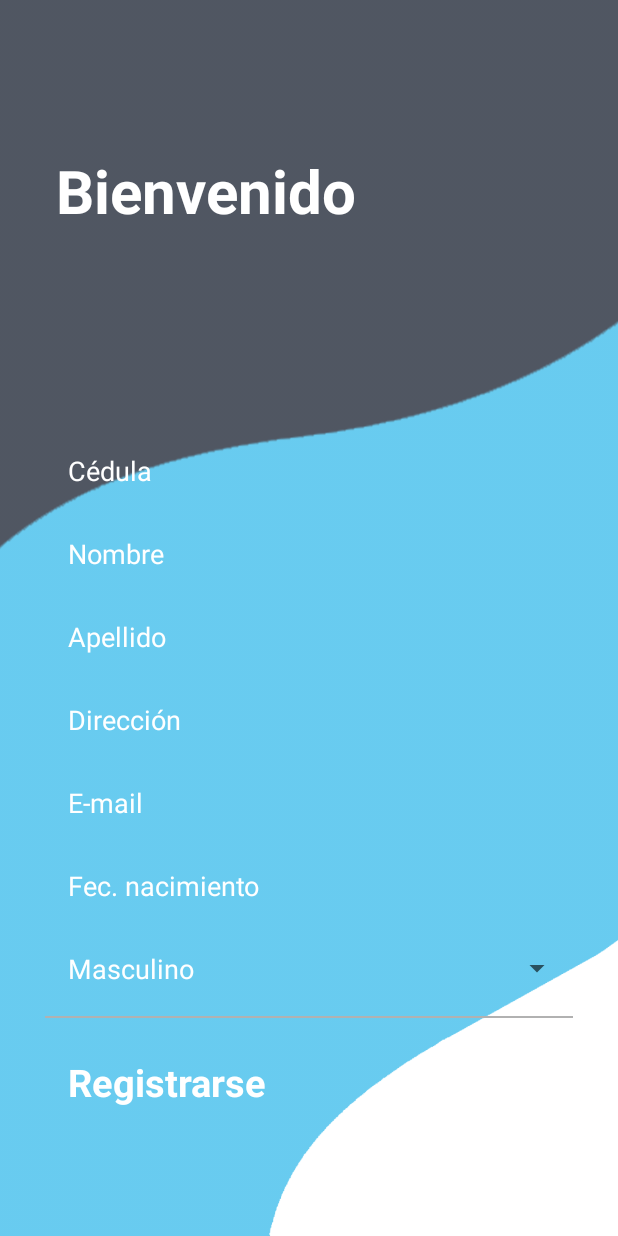
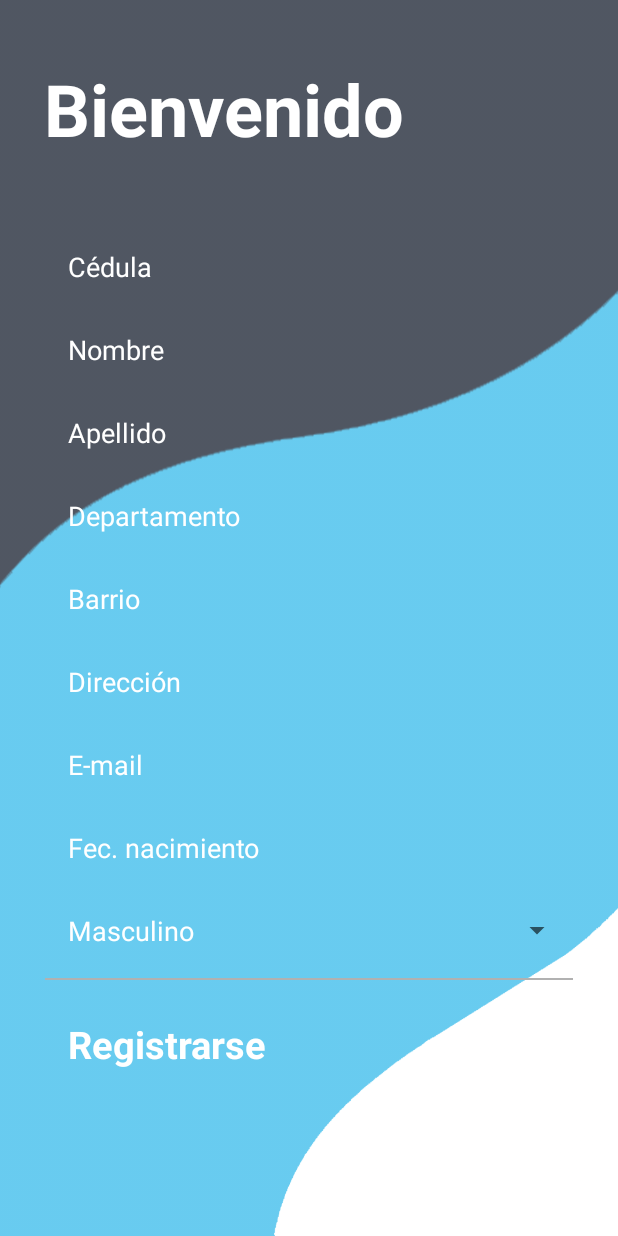
Before and after one commit to Valentin-VP/Vacunas.uy-Android, an Android app: the Register screen opened directly, with no data from a screen before it, on a phone screen of 412 x 824 dp. Run offline under Robolectric (Android 15) with nearby library versions, the phone set to English and light mode, and no system bars; Roboto replaces fonts that are not available here.

Commit message:
registrar funcionando

```diff
--- a/app/src/main/java/com/example/vacunasuy/MainActivity.java
+++ b/app/src/main/java/com/example/vacunasuy/MainActivity.java
@@ -29,6 +29,7 @@ public class MainActivity extends AppCompatActivity {
             public void onClick(View v){
                 Intent browserIntent = new Intent(Intent.ACTION_VIEW, Uri.parse("http://10.0.2.2:8080/grupo15-services/login?tipoUsuario=ciudadano"));
                 startActivity(browserIntent);
+                finish();
                 System.out.println("funciona");
             }
         });
--- a/app/src/main/res/layout/activity_register.xml
+++ b/app/src/main/res/layout/activity_register.xml
@@ -1,37 +1,42 @@
 <?xml version="1.0" encoding="utf-8"?>
-<androidx.constraintlayout.widget.ConstraintLayout xmlns:android="http://schemas.android.com/apk/res/android"
+<ScrollView xmlns:android="http://schemas.android.com/apk/res/android"
     xmlns:app="http://schemas.android.com/apk/res-auto"
     xmlns:tools="http://schemas.android.com/tools"
     android:layout_width="match_parent"
     android:layout_height="match_parent"
+    android:background="@drawable/background"
     tools:context=".Register">
 
-    <androidx.appcompat.widget.AppCompatImageView
+    <androidx.constraintlayout.widget.ConstraintLayout
         android:layout_width="match_parent"
-        android:layout_height="match_parent"
-        android:src="@drawable/background"
-        android:scaleType="centerCrop"/>
+        android:layout_height="match_parent">
 
         <TextView
+            android:id="@+id/textView3"
             android:layout_width="wrap_content"
             android:layout_height="wrap_content"
-        android:layout_marginStart="8dp"
-        android:layout_marginTop="100dp"
-        android:layout_marginEnd="8dp"
+            android:layout_marginStart="29dp"
+            android:layout_marginTop="40dp"
+            android:layout_marginEnd="124dp"
+            android:layout_marginBottom="20dp"
             android:text="Bienvenido"
             android:textColor="@android:color/white"
-        android:textSize="40sp"
+            android:textSize="48sp"
             android:textStyle="bold"
+            app:layout_constraintBottom_toTopOf="@+id/linearLayout2"
             app:layout_constraintEnd_toEndOf="parent"
-        app:layout_constraintHorizontal_bias="0.151"
+            app:layout_constraintHorizontal_bias="0.0"
             app:layout_constraintStart_toStartOf="parent"
             app:layout_constraintTop_toTopOf="parent" />
 
         <LinearLayout
+            android:id="@+id/linearLayout2"
             android:layout_width="match_parent"
             android:layout_height="match_parent"
+            android:layout_marginTop="45dp"
+            android:gravity="bottom|top"
             android:orientation="vertical"
-        android:gravity="bottom">
+            app:layout_constraintTop_toBottomOf="@+id/textView3">
 
             <EditText
                 android:id="@+id/cedula"
@@ -41,7 +46,7 @@
                 android:layout_marginEnd="30dp"
                 android:backgroundTint="@android:color/transparent"
                 android:hint="Cédula"
-            android:inputType="textEmailAddress"
+                android:inputType="number"
                 android:padding="15dp"
                 android:textColor="@android:color/white"
                 android:textColorHint="@android:color/white" />
@@ -54,7 +59,7 @@
                 android:layout_marginEnd="30dp"
                 android:backgroundTint="@android:color/transparent"
                 android:hint="Nombre"
-            android:inputType="textEmailAddress"
+                android:inputType="text"
                 android:padding="15dp"
                 android:textColor="@android:color/white"
                 android:textColorHint="@android:color/white" />
@@ -67,7 +72,33 @@
                 android:layout_marginEnd="30dp"
                 android:backgroundTint="@android:color/transparent"
                 android:hint="Apellido"
-            android:inputType="textEmailAddress"
+                android:inputType="text"
+                android:padding="15dp"
+                android:textColor="@android:color/white"
+                android:textColorHint="@android:color/white" />
+
+            <EditText
+                android:id="@+id/departamento"
+                android:layout_width="match_parent"
+                android:layout_height="wrap_content"
+                android:layout_marginStart="30dp"
+                android:layout_marginEnd="30dp"
+                android:backgroundTint="@android:color/transparent"
+                android:hint="Departamento"
+                android:inputType="text"
+                android:padding="15dp"
+                android:textColor="@android:color/white"
+                android:textColorHint="@android:color/white" />
+
+            <EditText
+                android:id="@+id/barrio"
+                android:layout_width="match_parent"
+                android:layout_height="wrap_content"
+                android:layout_marginStart="30dp"
+                android:layout_marginEnd="30dp"
+                android:backgroundTint="@android:color/transparent"
+                android:hint="Barrio"
+                android:inputType="text"
                 android:padding="15dp"
                 android:textColor="@android:color/white"
                 android:textColorHint="@android:color/white" />
@@ -80,7 +111,7 @@
                 android:layout_marginEnd="30dp"
                 android:backgroundTint="@android:color/transparent"
                 android:hint="Dirección"
-            android:inputType="textEmailAddress"
+                android:inputType="text"
                 android:padding="15dp"
                 android:textColor="@android:color/white"
                 android:textColorHint="@android:color/white" />
@@ -130,8 +161,8 @@
 
             <RelativeLayout
                 android:layout_width="match_parent"
-            android:layout_marginTop="10dp"
-            android:layout_height="wrap_content">
+                android:layout_height="wrap_content"
+                android:layout_marginTop="10dp">
 
                 <TextView
                     android:id="@+id/registrarse"
@@ -148,10 +179,7 @@
                     android:textStyle="bold" />
             </RelativeLayout>
 
-        <RelativeLayout
-            android:layout_width="match_parent"
-            android:layout_height="wrap_content"
-            android:layout_marginBottom="50dp"
-            android:layout_marginTop="20dp"/>
         </LinearLayout>
     </androidx.constraintlayout.widget.ConstraintLayout>
+
+</ScrollView>
```
Also changed, not shown: app/src/main/java/com/example/vacunasuy/Register.java (+87 -3 lines). Lines whose indentation alone changed are shown as unchanged.
